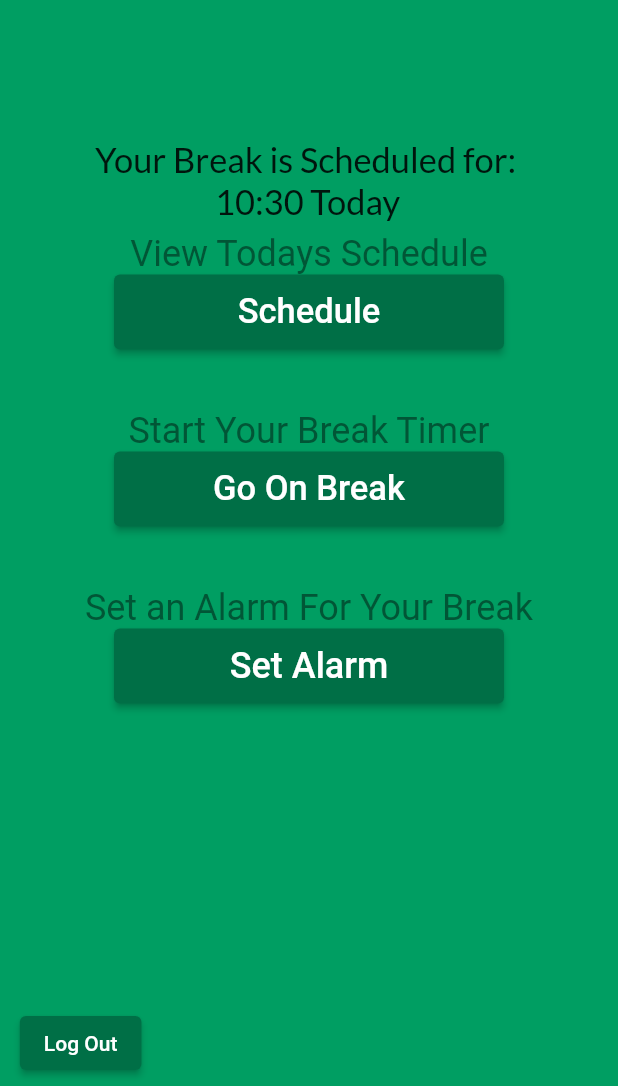
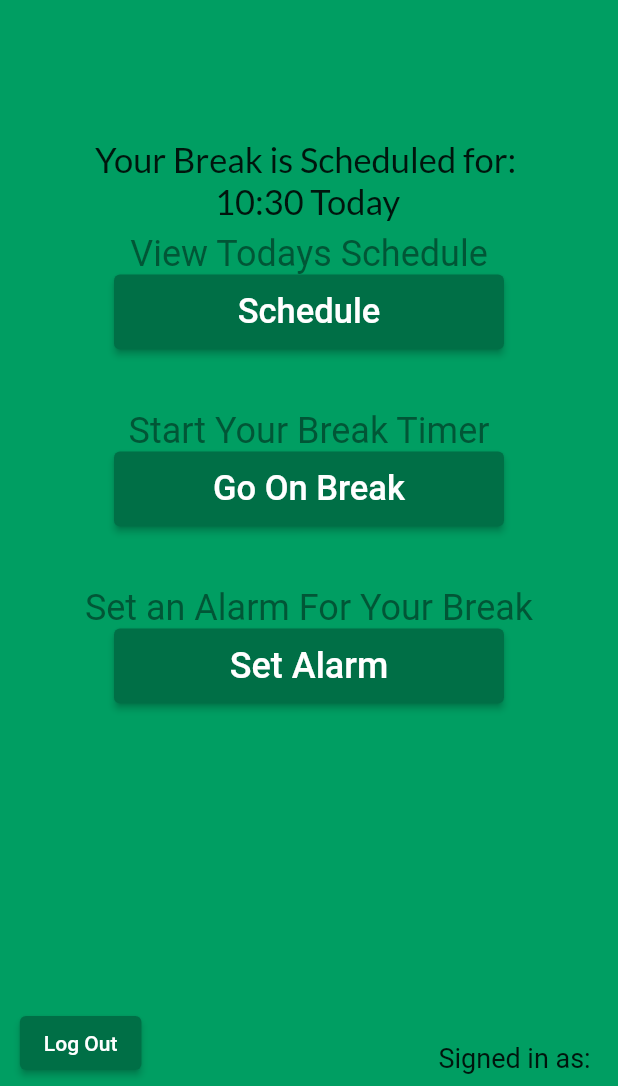
Before and after one commit to Shadowkj1/Whole-Foods-Shopper-Break-Scheduler, a Flutter app: the Home screen opened directly, on a phone screen of 412 x 824 dp, the part 150-1236 px from its top. Run offline on Flutter 3.47's test engine with Material 2 defaults, Android fonts, the phone set to English and light mode, and no system bars; our stand-ins replace animated_splash_screen, cloud_firestore, firebase_auth, firebase_core, flutter_local_notifications, google_fonts and 3 more; missing offline and left inert: flutter_timer_countdown; accounts and stored records are empty.

Commit message:
fixed the annoying null check on null operator issue

```diff
--- a/lib/pages/home.dart
+++ b/lib/pages/home.dart
@@ -80,6 +80,7 @@ class _HomeState extends State<Home> {
         stream: breakTimeStream,
         builder: (context, AsyncSnapshot<DocumentSnapshot> quickshot) {
           DocumentSnapshot? shopperDocument = quickshot.data;
+          userName = shopperDocument?['name'];
 
           return Scaffold(
               backgroundColor: Color.fromARGB(255, 0, 158, 98),
@@ -605,6 +606,15 @@ class _HomeState extends State<Home> {
                         },
                         child: Text('Log Out')),
                   ),
+                  //User you are signed in as
+
+                  Container(
+                    alignment: Alignment(.91, .98),
+                    child: Text(
+                      'Signed in as: $userName',
+                      style: TextStyle(fontSize: 18),
+                    ),
+                  )
                   //the animation test screen button
                   // Container(
                   //   alignment: Alignment(0, .6),
```
Also changed, not shown: 12 other files.
